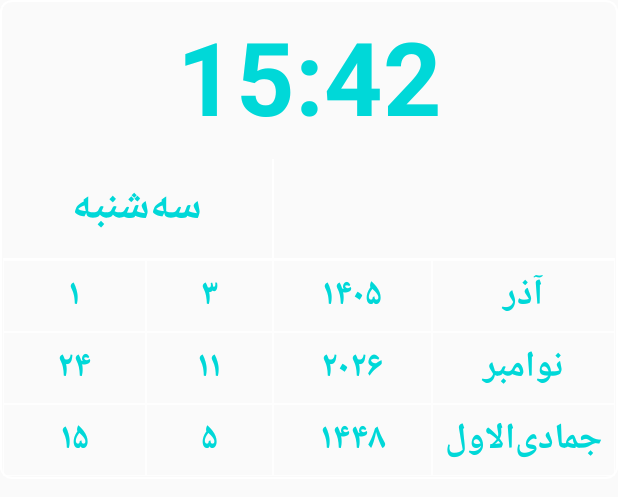
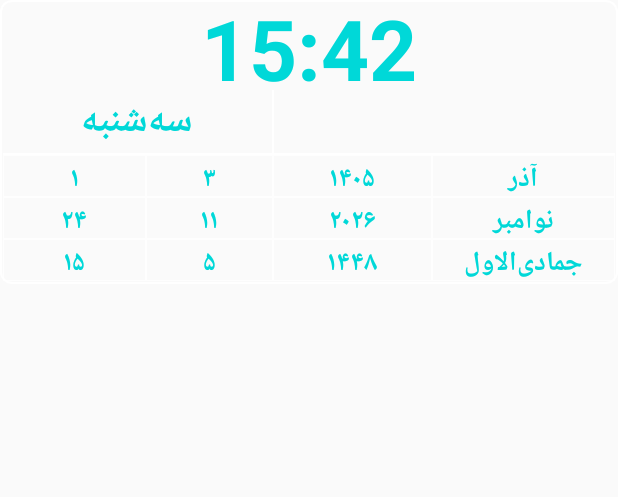
Before and after one commit to babak1379/001, an Android app: the layout widget_calendar.xml on its own in the app's theme, with its tools: preview values and no code run, on a phone screen of 412 x 824 dp. Shown: the top 497 px of the screen. Run offline under Robolectric (Android 15) with nearby library versions, the phone set to English and light mode, and no system bars.

Commit message:
Tune widget proportions to reference image

```diff
--- a/app/src/main/res/layout/widget_calendar.xml
+++ b/app/src/main/res/layout/widget_calendar.xml
@@ -11,19 +11,19 @@
     <TextView
         android:id="@+id/clockText"
         android:layout_width="match_parent"
-        android:layout_height="104dp"
+        android:layout_height="58dp"
         android:gravity="center"
         android:fontFamily="sans-serif"
         android:includeFontPadding="false"
         android:singleLine="true"
         android:text="15:42"
         android:textColor="#FF00D8D8"
-        android:textSize="68sp"
+        android:textSize="56sp"
         android:textStyle="bold" />
 
     <LinearLayout
         android:layout_width="match_parent"
-        android:layout_height="66dp"
+        android:layout_height="42dp"
         android:orientation="horizontal"
         android:layoutDirection="rtl"
         android:gravity="center_vertical">
@@ -37,7 +37,7 @@
             android:singleLine="true"
             android:text="سه‌شنبه"
             android:textColor="#FF00D8D8"
-            android:textSize="29sp"
+            android:textSize="25sp"
             android:textStyle="bold" />
 
         <View
@@ -51,11 +51,11 @@
             android:layout_height="match_parent"
             android:layout_weight="2.15"
             android:gravity="center"
-            android:paddingStart="5dp"
-            android:paddingEnd="5dp"
+            android:paddingStart="4dp"
+            android:paddingEnd="4dp"
             android:text=""
             android:textColor="#FF00D8D8"
-            android:textSize="18sp"
+            android:textSize="15sp"
             android:textStyle="bold"
             android:maxLines="2"
             android:ellipsize="end" />
@@ -68,34 +68,34 @@
 
     <LinearLayout
         android:layout_width="match_parent"
-        android:layout_height="48dp"
+        android:layout_height="28dp"
         android:orientation="horizontal"
         android:layoutDirection="rtl">
-        <TextView android:id="@+id/pDay" android:layout_width="0dp" android:layout_height="match_parent" android:layout_weight="0.9" android:gravity="center" android:singleLine="true" android:background="@drawable/widget_cell" android:padding="2dp" android:text="۱" android:textColor="#FF00D8D8" android:textSize="24sp" android:textStyle="bold"/>
-        <TextView android:id="@+id/pMonthNum" android:layout_width="0dp" android:layout_height="match_parent" android:layout_weight="0.8" android:gravity="center" android:singleLine="true" android:background="@drawable/widget_cell" android:padding="2dp" android:text="۳" android:textColor="#FF00D8D8" android:textSize="24sp" android:textStyle="bold"/>
-        <TextView android:id="@+id/pYear" android:layout_width="0dp" android:layout_height="match_parent" android:layout_weight="1.0" android:gravity="center" android:singleLine="true" android:background="@drawable/widget_cell" android:padding="2dp" android:text="۱۴۰۵" android:textColor="#FF00D8D8" android:textSize="24sp" android:textStyle="bold"/>
-        <TextView android:id="@+id/pMonth" android:layout_width="0dp" android:layout_height="match_parent" android:layout_weight="1.15" android:gravity="center" android:singleLine="true" android:background="@drawable/widget_cell" android:padding="2dp" android:text="آذر" android:textColor="#FF00D8D8" android:textSize="24sp" android:textStyle="bold"/>
+        <TextView android:id="@+id/pDay" android:layout_width="0dp" android:layout_height="match_parent" android:layout_weight="0.9" android:gravity="center" android:singleLine="true" android:background="@drawable/widget_cell" android:padding="1dp" android:text="۱" android:textColor="#FF00D8D8" android:textSize="18sp" android:textStyle="bold"/>
+        <TextView android:id="@+id/pMonthNum" android:layout_width="0dp" android:layout_height="match_parent" android:layout_weight="0.8" android:gravity="center" android:singleLine="true" android:background="@drawable/widget_cell" android:padding="1dp" android:text="۳" android:textColor="#FF00D8D8" android:textSize="18sp" android:textStyle="bold"/>
+        <TextView android:id="@+id/pYear" android:layout_width="0dp" android:layout_height="match_parent" android:layout_weight="1.0" android:gravity="center" android:singleLine="true" android:background="@drawable/widget_cell" android:padding="1dp" android:text="۱۴۰۵" android:textColor="#FF00D8D8" android:textSize="18sp" android:textStyle="bold"/>
+        <TextView android:id="@+id/pMonth" android:layout_width="0dp" android:layout_height="match_parent" android:layout_weight="1.15" android:gravity="center" android:singleLine="true" android:background="@drawable/widget_cell" android:padding="1dp" android:text="آذر" android:textColor="#FF00D8D8" android:textSize="18sp" android:textStyle="bold"/>
     </LinearLayout>
 
     <LinearLayout
         android:layout_width="match_parent"
-        android:layout_height="48dp"
+        android:layout_height="28dp"
         android:orientation="horizontal"
         android:layoutDirection="rtl">
-        <TextView android:id="@+id/gDay" android:layout_width="0dp" android:layout_height="match_parent" android:layout_weight="0.9" android:gravity="center" android:singleLine="true" android:background="@drawable/widget_cell" android:padding="2dp" android:text="۲۴" android:textColor="#FF00D8D8" android:textSize="24sp" android:textStyle="bold"/>
-        <TextView android:id="@+id/gMonthNum" android:layout_width="0dp" android:layout_height="match_parent" android:layout_weight="0.8" android:gravity="center" android:singleLine="true" android:background="@drawable/widget_cell" android:padding="2dp" android:text="۱۱" android:textColor="#FF00D8D8" android:textSize="24sp" android:textStyle="bold"/>
-        <TextView android:id="@+id/gYear" android:layout_width="0dp" android:layout_height="match_parent" android:layout_weight="1.0" android:gravity="center" android:singleLine="true" android:background="@drawable/widget_cell" android:padding="2dp" android:text="۲۰۲۶" android:textColor="#FF00D8D8" android:textSize="24sp" android:textStyle="bold"/>
-        <TextView android:id="@+id/gMonth" android:layout_width="0dp" android:layout_height="match_parent" android:layout_weight="1.15" android:gravity="center" android:singleLine="true" android:background="@drawable/widget_cell" android:padding="2dp" android:text="نوامبر" android:textColor="#FF00D8D8" android:textSize="24sp" android:textStyle="bold"/>
+        <TextView android:id="@+id/gDay" android:layout_width="0dp" android:layout_height="match_parent" android:layout_weight="0.9" android:gravity="center" android:singleLine="true" android:background="@drawable/widget_cell" android:padding="1dp" android:text="۲۴" android:textColor="#FF00D8D8" android:textSize="18sp" android:textStyle="bold"/>
+        <TextView android:id="@+id/gMonthNum" android:layout_width="0dp" android:layout_height="match_parent" android:layout_weight="0.8" android:gravity="center" android:singleLine="true" android:background="@drawable/widget_cell" android:padding="1dp" android:text="۱۱" android:textColor="#FF00D8D8" android:textSize="18sp" android:textStyle="bold"/>
+        <TextView android:id="@+id/gYear" android:layout_width="0dp" android:layout_height="match_parent" android:layout_weight="1.0" android:gravity="center" android:singleLine="true" android:background="@drawable/widget_cell" android:padding="1dp" android:text="۲۰۲۶" android:textColor="#FF00D8D8" android:textSize="18sp" android:textStyle="bold"/>
+        <TextView android:id="@+id/gMonth" android:layout_width="0dp" android:layout_height="match_parent" android:layout_weight="1.15" android:gravity="center" android:singleLine="true" android:background="@drawable/widget_cell" android:padding="1dp" android:text="نوامبر" android:textColor="#FF00D8D8" android:textSize="18sp" android:textStyle="bold"/>
     </LinearLayout>
 
     <LinearLayout
         android:layout_width="match_parent"
-        android:layout_height="48dp"
+        android:layout_height="28dp"
         android:orientation="horizontal"
         android:layoutDirection="rtl">
-        <TextView android:id="@+id/hDay" android:layout_width="0dp" android:layout_height="match_parent" android:layout_weight="0.9" android:gravity="center" android:singleLine="true" android:background="@drawable/widget_cell" android:padding="2dp" android:text="۱۵" android:textColor="#FF00D8D8" android:textSize="24sp" android:textStyle="bold"/>
-        <TextView android:id="@+id/hMonthNum" android:layout_width="0dp" android:layout_height="match_parent" android:layout_weight="0.8" android:gravity="center" android:singleLine="true" android:background="@drawable/widget_cell" android:padding="2dp" android:text="۵" android:textColor="#FF00D8D8" android:textSize="24sp" android:textStyle="bold"/>
-        <TextView android:id="@+id/hYear" android:layout_width="0dp" android:layout_height="match_parent" android:layout_weight="1.0" android:gravity="center" android:singleLine="true" android:background="@drawable/widget_cell" android:padding="2dp" android:text="۱۴۴۸" android:textColor="#FF00D8D8" android:textSize="24sp" android:textStyle="bold"/>
-        <TextView android:id="@+id/hMonth" android:layout_width="0dp" android:layout_height="match_parent" android:layout_weight="1.15" android:gravity="center" android:singleLine="true" android:background="@drawable/widget_cell" android:padding="2dp" android:text="جمادی‌الاول" android:textColor="#FF00D8D8" android:textSize="24sp" android:textStyle="bold"/>
+        <TextView android:id="@+id/hDay" android:layout_width="0dp" android:layout_height="match_parent" android:layout_weight="0.9" android:gravity="center" android:singleLine="true" android:background="@drawable/widget_cell" android:padding="1dp" android:text="۱۵" android:textColor="#FF00D8D8" android:textSize="18sp" android:textStyle="bold"/>
+        <TextView android:id="@+id/hMonthNum" android:layout_width="0dp" android:layout_height="match_parent" android:layout_weight="0.8" android:gravity="center" android:singleLine="true" android:background="@drawable/widget_cell" android:padding="1dp" android:text="۵" android:textColor="#FF00D8D8" android:textSize="18sp" android:textStyle="bold"/>
+        <TextView android:id="@+id/hYear" android:layout_width="0dp" android:layout_height="match_parent" android:layout_weight="1.0" android:gravity="center" android:singleLine="true" android:background="@drawable/widget_cell" android:padding="1dp" android:text="۱۴۴۸" android:textColor="#FF00D8D8" android:textSize="18sp" android:textStyle="bold"/>
+        <TextView android:id="@+id/hMonth" android:layout_width="0dp" android:layout_height="match_parent" android:layout_weight="1.15" android:gravity="center" android:singleLine="true" android:background="@drawable/widget_cell" android:padding="1dp" android:text="جمادی‌الاول" android:textColor="#FF00D8D8" android:textSize="18sp" android:textStyle="bold"/>
     </LinearLayout>
 </LinearLayout>
```
